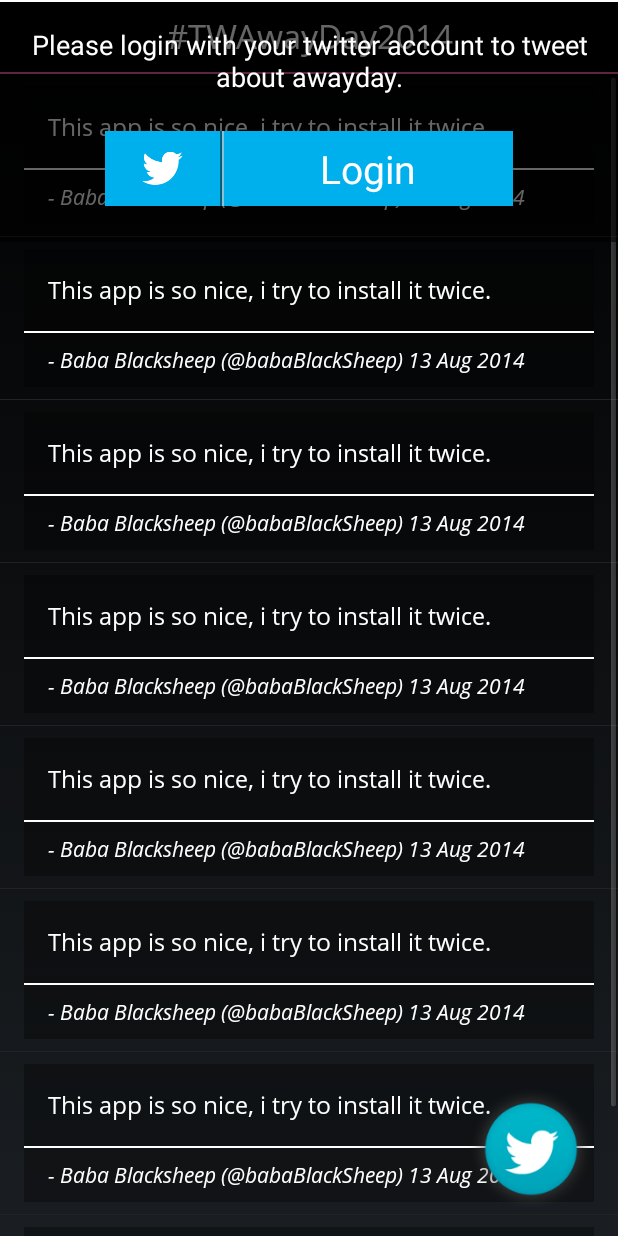
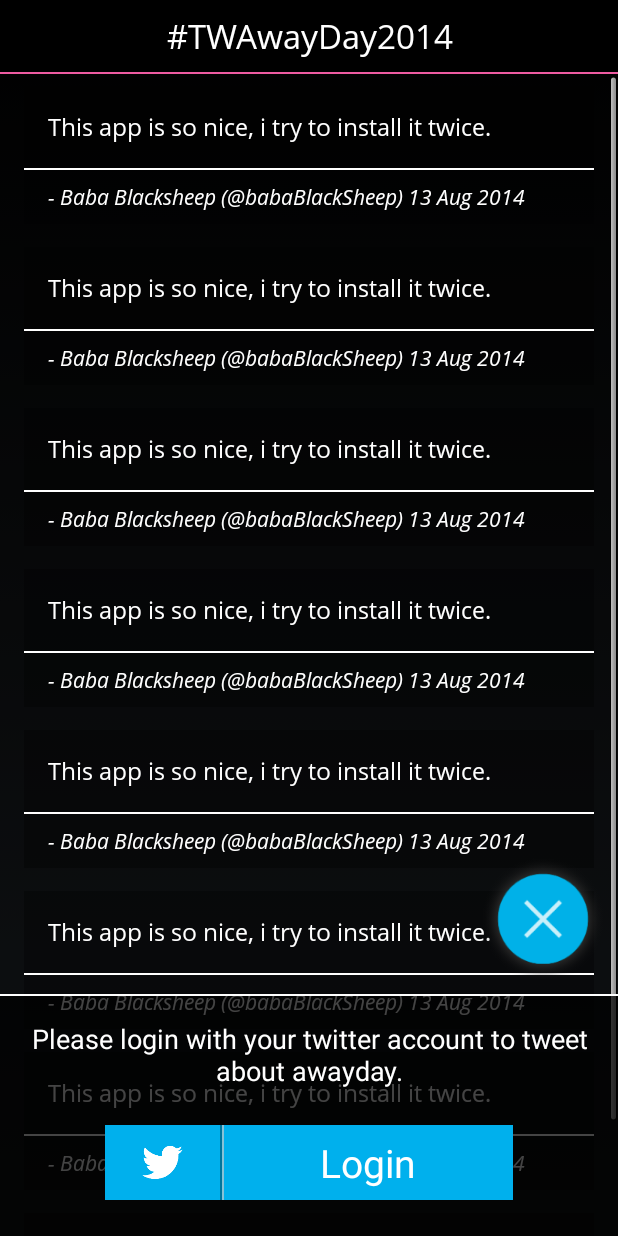
Before and after one commit to thotegowda/awayday2014, an Android app: the TweetsActivity screen opened directly, with no data from a screen before it, after a tap on an icon or button, on a phone screen of 412 x 824 dp. Run offline under Robolectric (Android 15) with nearby library versions, the phone set to English and light mode, and no system bars.

Commit message:
Shashank | Added twitter login fragment

```diff
--- a/app/src/main/java/com/twi/awayday2014/adapters/TweetsAdapter.java
+++ b/app/src/main/java/com/twi/awayday2014/adapters/TweetsAdapter.java
@@ -45,6 +45,11 @@ public class TweetsAdapter extends BaseAdapter {
     }
 
     @Override
+    public boolean isEnabled(int position) {
+        return false;
+    }
+
+    @Override
     public View getView(int position, View convertView, ViewGroup parent) {
         ViewSource viewSource = null;
         if (convertView == null) {
--- a/app/src/main/java/com/twi/awayday2014/view/TweetsActivity.java
+++ b/app/src/main/java/com/twi/awayday2014/view/TweetsActivity.java
@@ -1,5 +1,9 @@
 package com.twi.awayday2014.view;
 
+import android.animation.Animator;
+import android.animation.AnimatorListenerAdapter;
+import android.animation.AnimatorSet;
+import android.animation.ObjectAnimator;
 import android.graphics.Bitmap;
 import android.graphics.drawable.BitmapDrawable;
 import android.os.Bundle;
@@ -12,13 +16,20 @@ import android.widget.TextView;
 import com.twi.awayday2014.AwayDayApplication;
 import com.twi.awayday2014.R;
 import com.twi.awayday2014.adapters.TweetsAdapter;
+import com.twi.awayday2014.animations.SmoothInterpolator;
 import com.twi.awayday2014.utils.Fonts;
 import com.twi.awayday2014.view.fragments.TwitterLoginFragment;
+
+import static com.twi.awayday2014.view.fragments.TwitterLoginFragment.CLOSE_ANIMATION_DURATION;
+import static com.twi.awayday2014.view.fragments.TwitterLoginFragment.OPEN_ANIMATION_DURATION;
 
 public class TweetsActivity extends FragmentActivity{
 
     private ListView tweetsList;
     private TwitterLoginFragment twitterLoginFragment;
+    private Button twitterButton;
+    private Button cancelButton;
+    private AnimatorSet slideDownAnimatorSet;
 
     @Override
     protected void onCreate(Bundle savedInstanceState) {
@@ -33,18 +44,89 @@ public class TweetsActivity extends FragmentActivity{
 
         setupListView();
         setupHeader();
-        setupTwitterButton();
+        setupButtons();
         setupFragments();
     }
 
-    private void setupTwitterButton() {
-        Button twitterButton = (Button) findViewById(R.id.twitterButton);
+    private void setupButtons() {
+        twitterButton = (Button) findViewById(R.id.twitterButton);
         twitterButton.setOnClickListener(new View.OnClickListener() {
             @Override
             public void onClick(View v) {
                 twitterLoginFragment.slideIn();
+                startTwitterButtonMoveUpAnimation();
             }
         });
+
+        cancelButton = (Button) findViewById(R.id.cancelButton);
+        cancelButton.setOnClickListener(new View.OnClickListener() {
+            @Override
+            public void onClick(View v) {
+                twitterLoginFragment.slideOut();
+                startTwitterButtonMoveDownAnimation();
+            }
+        });
+    }
+
+    private void startTwitterButtonMoveUpAnimation() {
+        twitterButton.animate()
+                .alpha(0f)
+                .rotation(360)
+                .translationY(-twitterLoginFragment.getRootLayoutHeight())
+                .setDuration(OPEN_ANIMATION_DURATION)
+                .setListener(new AnimatorListenerAdapter() {
+                    @Override
+                    public void onAnimationEnd(Animator animation) {
+                        twitterButton.setVisibility(View.GONE);
+                    }
+                })
+                .setInterpolator(new SmoothInterpolator())
+                .start();
+        cancelButton.setVisibility(View.VISIBLE);
+        cancelButton.setAlpha(0);
+        cancelButton.animate()
+                .alpha(1f)
+                .rotation(360)
+                .translationY(-twitterLoginFragment.getRootLayoutHeight())
+                .setDuration(OPEN_ANIMATION_DURATION)
+                .setInterpolator(new SmoothInterpolator())
+                .setListener(new AnimatorListenerAdapter() {
+                    @Override
+                    public void onAnimationEnd(Animator animation) {
+                        //just a placeholder to override the other listener
+                    }
+                })
+                .start();
+    }
+
+    private void startTwitterButtonMoveDownAnimation() {
+        twitterButton.setVisibility(View.VISIBLE);
+        twitterButton.setAlpha(0);
+        twitterButton.animate()
+                .alpha(1f)
+                .rotation(-360)
+                .translationY(0)
+                .setListener(new AnimatorListenerAdapter() {
+                    @Override
+                    public void onAnimationEnd(Animator animation) {
+                        //just a placeholder to override the other listener
+                    }
+                })
+                .setDuration(CLOSE_ANIMATION_DURATION)
+                .start();
+
+        cancelButton.animate()
+                .alpha(0f)
+                .rotation(-360)
+                .translationY(0)
+                .setDuration(CLOSE_ANIMATION_DURATION)
+                .setListener(new AnimatorListenerAdapter() {
+                    @Override
+                    public void onAnimationEnd(Animator animation) {
+                        cancelButton.setVisibility(View.GONE);
+                    }
+                })
+                .start();
     }
 
     private void setupFragments() {
--- a/app/src/main/java/com/twi/awayday2014/view/fragments/TwitterLoginFragment.java
+++ b/app/src/main/java/com/twi/awayday2014/view/fragments/TwitterLoginFragment.java
@@ -14,18 +14,26 @@ import com.twi.awayday2014.R;
 import com.twi.awayday2014.animations.SmoothInterpolator;
 
 public class TwitterLoginFragment extends Fragment {
-    private static final long OPEN_ANIMATION_DURATION = 600;
-    private static final long CLOSE_ANIMATION_DURATION = 200;
+    public static final long OPEN_ANIMATION_DURATION = 600;
+    public static final long CLOSE_ANIMATION_DURATION = 400;
 
     private View mRootLayout;
     private ObjectAnimator mSlidingPaneOpenAnimator;
     private ObjectAnimator mSlidingPaneCloseAnimator;
+    private int rootLayoutHeight;
 
     @Override
     public View onCreateView(LayoutInflater inflater, ViewGroup container, Bundle savedInstanceState) {
         mRootLayout = inflater.inflate(R.layout.fragment_twitter_login, container, false);
         initAnimators();
-        mRootLayout.setVisibility(View.GONE);
+        mRootLayout.getViewTreeObserver().addOnGlobalLayoutListener(new ViewTreeObserver.OnGlobalLayoutListener() {
+            @Override
+            public void onGlobalLayout() {
+                mRootLayout.getViewTreeObserver().removeOnGlobalLayoutListener(this);
+                rootLayoutHeight = mRootLayout.getHeight();
+                mRootLayout.setVisibility(View.GONE);
+            }
+        });
         return mRootLayout;
     }
 
@@ -52,6 +60,9 @@ public class TwitterLoginFragment extends Fragment {
         mSlidingPaneCloseAnimator.start();
     }
 
+    public int getRootLayoutHeight() {
+        return rootLayoutHeight;
+    }
 
     private void initAnimators() {
         mSlidingPaneOpenAnimator = ObjectAnimator.ofFloat(mRootLayout, "translationY", 0);
@@ -72,6 +83,7 @@ public class TwitterLoginFragment extends Fragment {
 
         mSlidingPaneCloseAnimator = ObjectAnimator.ofFloat(mRootLayout, "translationY", 0);
         mSlidingPaneCloseAnimator.setDuration(CLOSE_ANIMATION_DURATION);
+        mSlidingPaneCloseAnimator.setInterpolator(new SmoothInterpolator());
         mSlidingPaneCloseAnimator.addListener(new AnimatorListenerAdapter() {
             @Override
             public void onAnimationCancel(Animator animation) {
--- a/app/src/main/res/layout/activity_tweets.xml
+++ b/app/src/main/res/layout/activity_tweets.xml
@@ -6,7 +6,7 @@
     <RelativeLayout
         android:layout_width="match_parent"
         android:layout_height="match_parent"
-        android:background="@color/transparent_light_black">
+        android:background="@color/transparent_black">
 
         <TextView
             android:id="@+id/tweetsHeaderText"
@@ -30,21 +30,20 @@
             android:id="@+id/tweetsList"
             android:layout_width="match_parent"
             android:layout_height="match_parent"
-            android:dividerHeight="0dp"
+            android:divider="@android:color/transparent"
             android:clickable="false"
             android:layout_below="@id/divider"/>
 
         <Button
             android:id="@+id/twitterButton"
-            android:layout_width="@dimen/tweets_activity_twitter_button_size"
-            android:layout_height="@dimen/tweets_activity_twitter_button_size"
-            android:layout_marginRight="@dimen/padding"
-            android:layout_marginBottom="@dimen/padding"
-            android:layout_alignParentBottom="true"
-            android:layout_alignParentRight="true"
+            style="@style/TwitterCircleButton"
             android:background="@drawable/ic_twitter_circle" />
 
-    </RelativeLayout>
+        <Button
+            android:id="@+id/cancelButton"
+            style="@style/TwitterCircleButton"
+            android:visibility="gone"
+            android:background="@drawable/ic_cancle_circle" />
 
         <fragment
             android:id="@+id/twitterLoginFragment"
@@ -54,4 +53,6 @@
             android:layout_alignParentBottom="true"
             />
 
+    </RelativeLayout>
+
 </FrameLayout>
--- a/app/src/main/res/layout/fragment_twitter_login.xml
+++ b/app/src/main/res/layout/fragment_twitter_login.xml
@@ -4,7 +4,7 @@
     android:id="@+id/mainLayout"
     android:layout_width="match_parent"
     android:layout_height="wrap_content"
-    android:background="@color/transparent_black"
+    android:background="@color/transparent_dark_black"
     android:paddingBottom="@dimen/padding"
     android:gravity="center_horizontal"
     android:orientation="vertical">
@@ -42,7 +42,7 @@
 
         <View
             style="@style/VerticalDivider"
-            android:background="@color/transparent_medium_black"/>
+            android:background="@color/transparent_light_black"/>
         <View
             style="@style/VerticalDivider"
             android:background="@color/transparent_white"/>
--- a/app/src/main/res/layout/view_tweets_listitem.xml
+++ b/app/src/main/res/layout/view_tweets_listitem.xml
@@ -2,7 +2,8 @@
 
 <FrameLayout xmlns:android="http://schemas.android.com/apk/res/android"
     android:layout_width="match_parent"
-    android:layout_height="wrap_content">
+    android:layout_height="wrap_content"
+    android:clickable="false">
 
     <LinearLayout
         android:layout_width="match_parent"
--- a/app/src/main/res/values/colors.xml
+++ b/app/src/main/res/values/colors.xml
@@ -8,6 +8,8 @@
     <color name="gray">#ffb3b3b3</color>
     <color name="light_gray">#ffd3d3d3</color>
     <color name="transparent_black">#99000000</color>
+    <color name="transparent_dark_black">#bb000000</color>
+    <color name="transparent_very_dark_black">#dd000000</color>
     <color name="transparent_medium_black">#77000000</color>
     <color name="transparent_light_black">#55000000</color>
     <color name="transparent_white">#aacccccc</color>
--- a/app/src/main/res/values/styles.xml
+++ b/app/src/main/res/values/styles.xml
@@ -123,4 +123,14 @@
         <item name="android:layout_height">4dp</item>
         <item name="android:background">@color/pink</item>
     </style>
+
+    <!--Twitter Activity-->
+    <style name="TwitterCircleButton">
+        <item name="android:layout_width">@dimen/tweets_activity_twitter_button_size</item>
+        <item name="android:layout_height">@dimen/tweets_activity_twitter_button_size</item>
+        <item name="android:layout_marginRight">@dimen/padding_small</item>
+        <item name="android:layout_marginBottom">@dimen/padding_small</item>
+        <item name="android:layout_alignParentBottom">true</item>
+        <item name="android:layout_alignParentRight">true</item>
+    </style>
 </resources>
```
Also changed, not shown: app/src/main/res/drawable-hdpi/ic_cancle_circle.png (added), app/src/main/res/drawable-hdpi/ic_twitter_circle.png, app/src/main/res/drawable-hdpi/ic_twitter_logo_white.png (deleted), app/src/main/res/drawable-mdpi/ic_cancle_circle.png (added), app/src/main/res/drawable-mdpi/ic_twitter_circle.png, app/src/main/res/drawable-xhdpi/ic_cancle_circle.png (added), app/src/main/res/drawable-xhdpi/ic_twitter_circle.png, app/src/main/res/drawable-xxhdpi/ic_cancle_circle.png (added), app/src/main/res/drawable-xxhdpi/ic_twitter_circle.png, 1 other file. Lines whose indentation alone changed are shown as unchanged.
